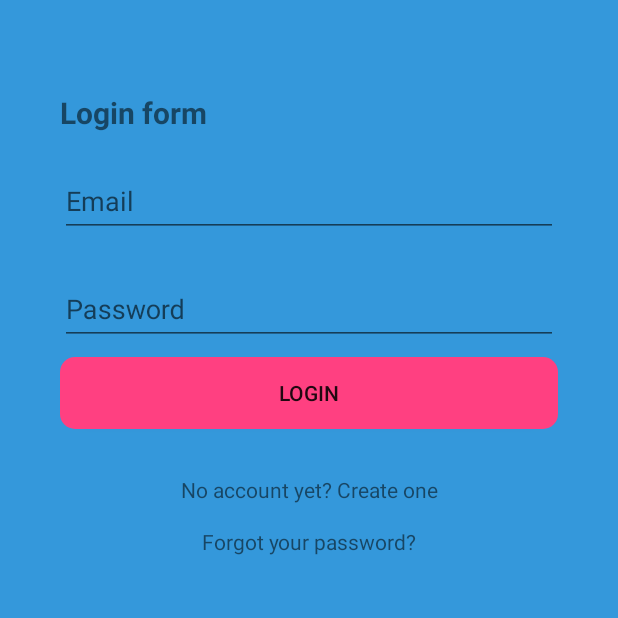
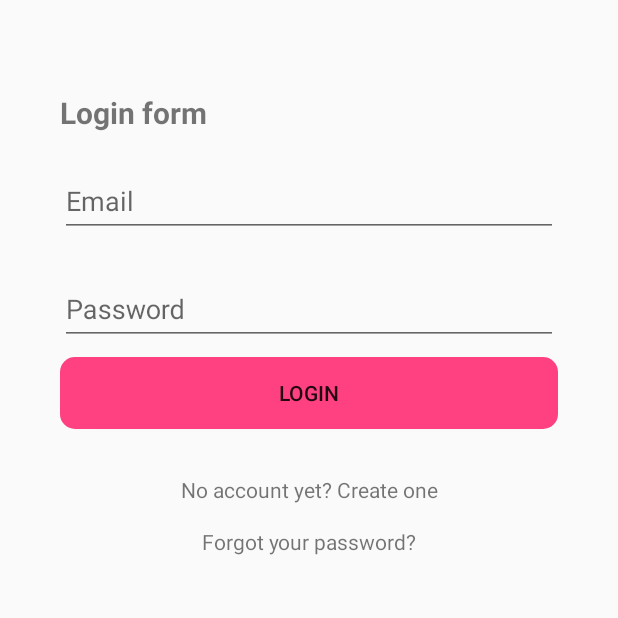
Before and after one commit to Mobile-APPs-Android/Dream-Team, an Android app: the screen it shows after launch (LoginActivity), on a phone screen of 412 x 824 dp, the top half of it. Run offline under Robolectric (Android 15) with nearby library versions, the phone set to English and light mode, and no system bars; our stand-ins replace Dagger/Hilt's generated code, Firebase (no records; nobody signed in at launch, a user with empty details on screens opened directly), RxJava; 2 statements that could not run were skipped.

Commit message:
Change background

```diff
--- a/Beergram/app/src/main/res/layout/activity_login.xml
+++ b/Beergram/app/src/main/res/layout/activity_login.xml
@@ -9,7 +9,6 @@
     android:paddingRight="@dimen/activity_horizontal_margin"
     android:paddingTop="@dimen/activity_vertical_margin"
     android:orientation="vertical"
-    android:background="@color/colorCoolBlue"
     tools:context="com.example.dreamteam.beergram.auth.login.LoginActivity">
 
     <FrameLayout
```
